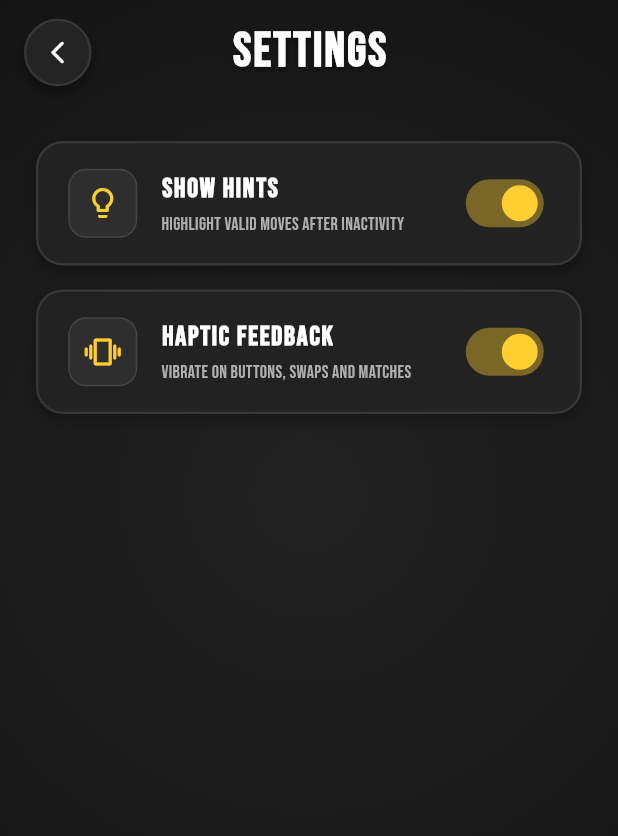
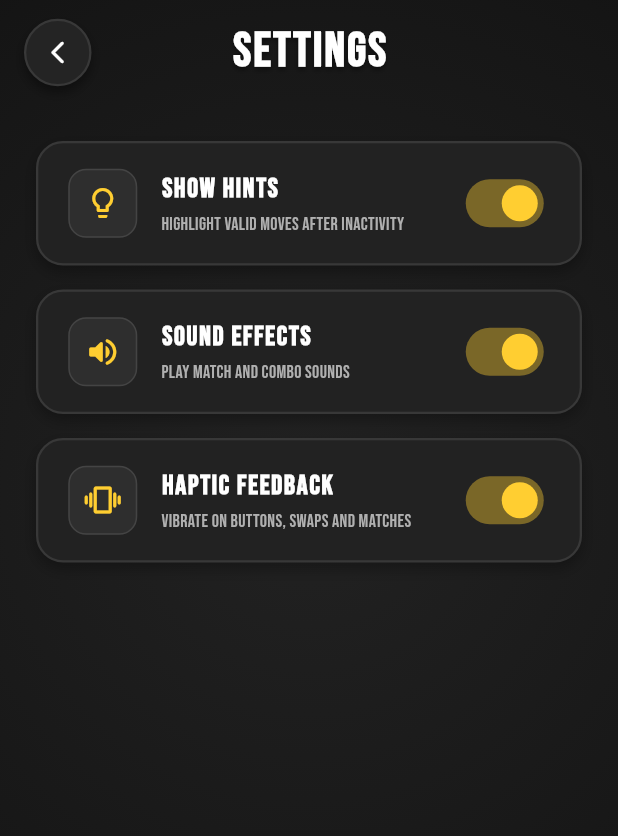
Before and after one commit to sidhant947/Match3, a Flutter app: the SettingsView screen opened directly, on a phone screen of 412 x 824 dp. Shown: the top 836 px of the screen. Run offline on Flutter 3.47's test engine with Material 3 defaults, Android fonts, the phone set to English and light mode, and no system bars; our stand-ins replace flutter_riverpod, hive, hive_flutter; missing offline and left inert: flame, flame_audio; accounts and stored records are empty.

Commit message:
Update V1.0.4 & Sound Effects & Added #8

```diff
--- a/lib/data/services/user_progress_adapter.dart
+++ b/lib/data/services/user_progress_adapter.dart
@@ -27,12 +27,13 @@ class UserProgressAdapter extends TypeAdapter<UserProgress> {
       levelStars: starsMap,
       hintsEnabled: fields[3] as bool? ?? true,
       hapticsEnabled: fields[4] as bool? ?? true,
+      audioEnabled: fields[5] as bool? ?? true,
     );
   }
 
   @override
   void write(BinaryWriter writer, UserProgress obj) {
-    writer.writeByte(5);
+    writer.writeByte(6);
     writer.writeByte(0);
     writer.write(obj.currentLevel);
     writer.writeByte(1);
@@ -43,5 +44,7 @@ class UserProgressAdapter extends TypeAdapter<UserProgress> {
     writer.write(obj.hintsEnabled);
     writer.writeByte(4);
     writer.write(obj.hapticsEnabled);
+    writer.writeByte(5);
+    writer.write(obj.audioEnabled);
   }
 }
--- a/lib/domain/models/user_progress.dart
+++ b/lib/domain/models/user_progress.dart
@@ -8,6 +8,7 @@ class UserProgress {
     this.levelStars = const {},
     this.hintsEnabled = true,
     this.hapticsEnabled = true,
+    this.audioEnabled = true,
   });
 
   final int currentLevel;
@@ -15,6 +16,7 @@ class UserProgress {
   final Map<String, int> levelStars;
   final bool hintsEnabled;
   final bool hapticsEnabled;
+  final bool audioEnabled;
 
   UserProgress copyWith({
     int? currentLevel,
@@ -22,6 +24,7 @@ class UserProgress {
     Map<String, int>? levelStars,
     bool? hintsEnabled,
     bool? hapticsEnabled,
+    bool? audioEnabled,
   }) {
     return UserProgress(
       currentLevel: currentLevel ?? this.currentLevel,
@@ -29,6 +32,7 @@ class UserProgress {
       levelStars: levelStars ?? this.levelStars,
       hintsEnabled: hintsEnabled ?? this.hintsEnabled,
       hapticsEnabled: hapticsEnabled ?? this.hapticsEnabled,
+      audioEnabled: audioEnabled ?? this.audioEnabled,
     );
   }
 
--- /dev/null
+++ b/lib/ui/core/utils/sound_service.dart
@@ -0,0 +1,3 @@
+class SoundService {
+  static bool enabled = true;
+}
--- a/lib/ui/features/settings/views/settings_view.dart
+++ b/lib/ui/features/settings/views/settings_view.dart
@@ -41,6 +41,7 @@ class SettingsView extends ConsumerWidget {
     final progressRepo = ref.read(progressRepositoryProvider);
     final hintsEnabled = homeState.progress?.hintsEnabled ?? true;
     final hapticsEnabled = homeState.progress?.hapticsEnabled ?? true;
+    final audioEnabled = homeState.progress?.audioEnabled ?? true;
 
     return Scaffold(
       body: Container(
@@ -161,6 +162,20 @@ class SettingsView extends ConsumerWidget {
               const SizedBox(height: 16),
               Padding(
                 padding: const EdgeInsets.symmetric(horizontal: 24),
+                child: _settingTile(
+                  icon: Icons.volume_up_rounded,
+                  title: 'SOUND EFFECTS',
+                  description: 'Play match and combo sounds',
+                  value: audioEnabled,
+                  onChanged: (val) {
+                    HapticService.lightImpact();
+                    progressRepo.setAudioEnabled(val);
+                  },
+                ),
+              ),
+              const SizedBox(height: 16),
+              Padding(
+                padding: const EdgeInsets.symmetric(horizontal: 24),
                 child: Container(
                   padding: const EdgeInsets.symmetric(horizontal: 20, vertical: 16),
                   decoration: BoxDecoration(
@@ -237,4 +252,63 @@ class SettingsView extends ConsumerWidget {
       ),
     );
   }
+
+  Widget _settingTile({required IconData icon, required String title, required String description, required bool value, required ValueChanged<bool> onChanged}) {
+    return Container(
+      padding: const EdgeInsets.symmetric(horizontal: 20, vertical: 16),
+      decoration: BoxDecoration(
+        color: const Color(0xFF222222),
+        borderRadius: BorderRadius.circular(18),
+        border: Border.all(color: const Color(0xFF383838), width: 1.5),
+        boxShadow: [
+          BoxShadow(
+            color: Colors.black.withValues(alpha: 0.3),
+            offset: const Offset(0, 4),
+            blurRadius: 8,
+          ),
+        ],
+      ),
+      child: Row(
+        children: [
+          Container(
+            padding: const EdgeInsets.all(10),
+            decoration: BoxDecoration(
+              color: const Color(0xFF2E2E2E),
+              borderRadius: BorderRadius.circular(12),
+              border: Border.all(color: const Color(0xFF444444)),
+            ),
+            child: Icon(icon, color: const Color(0xFFFFCE31), size: 24),
+          ),
+          const SizedBox(width: 16),
+          Expanded(
+            child: Column(
+              crossAxisAlignment: CrossAxisAlignment.start,
+              children: [
+                Text(
+                  title,
+                  style: const TextStyle(
+                    fontFamily: 'BebasNeue',
+                    fontSize: 18,
+                    fontWeight: FontWeight.w900,
+                    color: Colors.white,
+                    letterSpacing: 1.2,
+                  ),
+                ),
+                const SizedBox(height: 2),
+                Text(description, style: const TextStyle(fontSize: 12, color: Color(0xFFB0B0B0))),
+              ],
+            ),
+          ),
+          Switch(
+            value: value,
+            activeThumbColor: const Color(0xFFFFCE31),
+            activeTrackColor: const Color(0xFFFFCE31).withValues(alpha: 0.4),
+            inactiveThumbColor: const Color(0xFF777777),
+            inactiveTrackColor: const Color(0xFF333333),
+            onChanged: onChanged,
+          ),
+        ],
+      ),
+    );
+  }
 }
--- a/pubspec.yaml
+++ b/pubspec.yaml
@@ -16,7 +16,7 @@ publish_to: 'none' # Remove this line if you wish to publish to pub.dev
 # https://developer.apple.com/library/archive/documentation/General/Reference/InfoPlistKeyReference/Articles/CoreFoundationKeys.html
 # In Windows, build-name is used as the major, minor, and patch parts
 # of the product and file versions while build-number is used as the build suffix.
-version: 1.0.3+4
+version: 1.0.4+5
 
 environment:
   sdk: ^3.12.2
@@ -39,6 +39,7 @@ dependencies:
   flutter_riverpod: ^2.6.1
   url_launcher: ^6.3.2
   flame: ^1.38.0
+  flame_audio: ^2.12.2
 
 dev_dependencies:
   flutter_test:
@@ -56,6 +57,9 @@ dev_dependencies:
 
 # The following section is specific to Flutter packages.
 flutter:
+
+  assets:
+    - assets/audio/
 
   # The following line ensures that the Material Icons font is
   # included with your application, so that you can use the icons in
```
Also changed, not shown: lib/data/repositories/progress_repository.dart (+8 -0 lines), lib/ui/features/game/widgets/match3_game.dart (+16 -0 lines), pubspec.lock, 2 other files.
